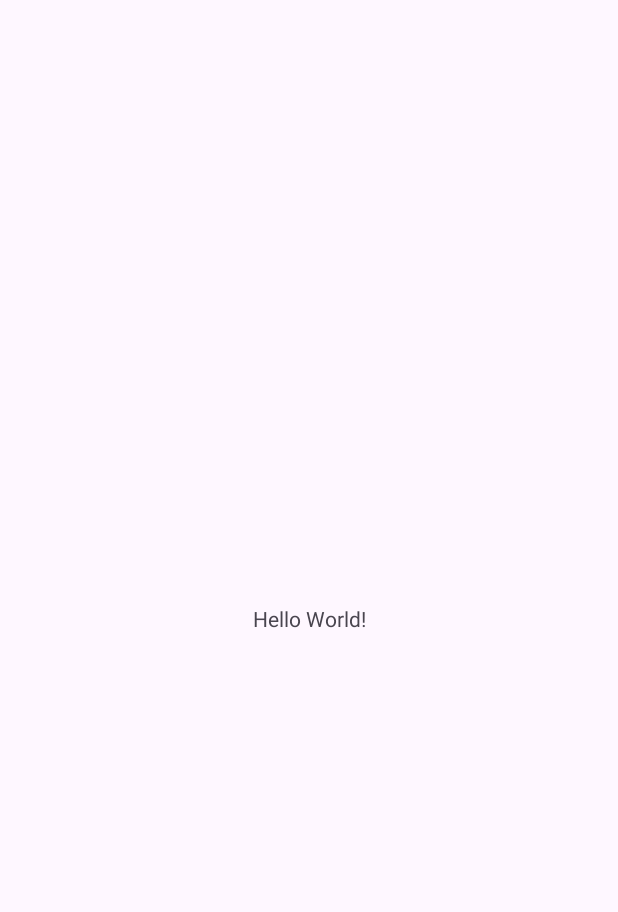
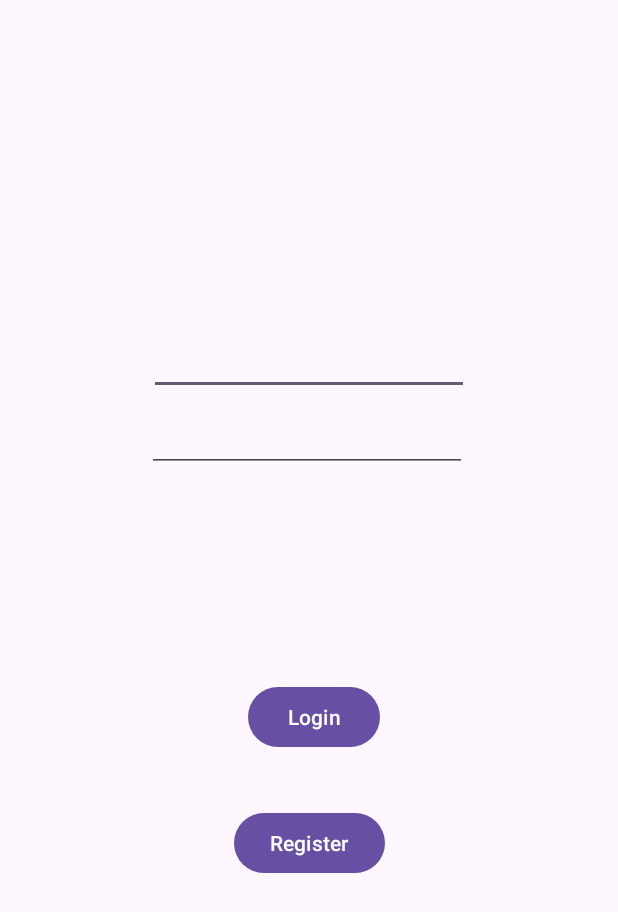
Before and after one commit to NikhilSaroop21/FireBaseIce2, an Android app: the screen it shows after launch (MainActivity before the commit, Login after it), on a phone screen of 412 x 824 dp. Before the commit the part shown is almost empty. Shown: the top 912 px of the screen. Run offline under Robolectric (Android 15) with nearby library versions, the phone set to English and light mode, and no system bars.

Commit message:
Firebase added , made registr button go to register page ,

```diff
--- a/app/build.gradle.kts
+++ b/app/build.gradle.kts
@@ -1,6 +1,8 @@
+
 plugins {
     alias(libs.plugins.android.application)
     alias(libs.plugins.kotlin.android)
+    alias(libs.plugins.google.gms.google.services)
 }
 
 android {
@@ -42,6 +44,7 @@ dependencies {
     implementation(libs.material)
     implementation(libs.androidx.activity)
     implementation(libs.androidx.constraintlayout)
+    implementation("com.google.firebase:firebase-auth:22.0.0")
     testImplementation(libs.junit)
     androidTestImplementation(libs.androidx.junit)
     androidTestImplementation(libs.androidx.espresso.core)
--- a/app/src/main/AndroidManifest.xml
+++ b/app/src/main/AndroidManifest.xml
@@ -14,6 +14,12 @@
         tools:targetApi="31">
         <activity
             android:name=".MainActivity"
+            android:exported="false" />
+        <activity
+            android:name=".Register"
+            android:exported="false" />
+        <activity
+            android:name=".Login"
             android:exported="true">
             <intent-filter>
                 <action android:name="android.intent.action.MAIN" />
--- /dev/null
+++ b/app/src/main/java/com/example/firebaseice2/Login.kt
@@ -0,0 +1,65 @@
+package com.example.firebaseice2
+
+import android.content.Intent
+import android.os.Bundle
+import android.webkit.WebView.FindListener
+import android.widget.Button
+import android.widget.EditText
+import androidx.activity.enableEdgeToEdge
+import androidx.appcompat.app.AppCompatActivity
+import androidx.core.view.ViewCompat
+import androidx.core.view.WindowInsetsCompat
+
+class Login : AppCompatActivity() {
+
+    private lateinit var BTN3:Button
+    private lateinit var BTN4:Button
+    private lateinit var ETN1:EditText
+    private lateinit var ETN2:EditText
+
+
+
+
+
+    override fun onCreate(savedInstanceState: Bundle?) {
+        super.onCreate(savedInstanceState)
+        enableEdgeToEdge()
+        setContentView(R.layout.activity_login)
+        ViewCompat.setOnApplyWindowInsetsListener(findViewById(R.id.main)) { v, insets ->
+            val systemBars = insets.getInsets(WindowInsetsCompat.Type.systemBars())
+            v.setPadding(systemBars.left, systemBars.top, systemBars.right, systemBars.bottom)
+            insets
+
+
+
+
+
+
+
+
+
+
+        }
+
+        BTN3 =findViewById(R.id.btnLogin)
+        BTN4= findViewById(R.id.btnReg)
+        ETN1= findViewById(R.id.email)
+        ETN2= findViewById(R.id.Password)
+
+        BTN4.setOnClickListener {
+            val intent = Intent(this, Register::class.java)
+            startActivity(intent)
+        }
+
+
+}
+
+
+
+
+
+
+
+
+
+    }
--- /dev/null
+++ b/app/src/main/res/layout/activity_login.xml
@@ -0,0 +1,52 @@
+<?xml version="1.0" encoding="utf-8"?>
+<androidx.constraintlayout.widget.ConstraintLayout xmlns:android="http://schemas.android.com/apk/res/android"
+    xmlns:app="http://schemas.android.com/apk/res-auto"
+    xmlns:tools="http://schemas.android.com/tools"
+    android:id="@+id/main"
+    android:layout_width="match_parent"
+    android:layout_height="match_parent"
+    tools:context=".Login">
+
+    <Button
+        android:id="@+id/btnLogin"
+        android:layout_width="wrap_content"
+        android:layout_height="wrap_content"
+        android:layout_marginEnd="3dp"
+        android:layout_marginBottom="36dp"
+        android:text="Login"
+        app:layout_constraintBottom_toTopOf="@+id/btnReg"
+        app:layout_constraintEnd_toEndOf="@+id/btnReg" />
+
+    <Button
+        android:id="@+id/btnReg"
+        android:layout_width="wrap_content"
+        android:layout_height="wrap_content"
+        android:layout_marginBottom="238dp"
+        android:text="Register"
+        app:layout_constraintBottom_toBottomOf="parent"
+        app:layout_constraintEnd_toEndOf="parent"
+        app:layout_constraintStart_toStartOf="parent" />
+
+    <EditText
+        android:id="@+id/email"
+        android:layout_width="wrap_content"
+        android:layout_height="wrap_content"
+        android:layout_marginTop="218dp"
+        android:ems="10"
+        android:inputType="textEmailAddress"
+        app:layout_constraintEnd_toEndOf="parent"
+        app:layout_constraintStart_toStartOf="parent"
+        app:layout_constraintTop_toTopOf="parent" />
+
+    <EditText
+        android:id="@+id/Password"
+        android:layout_width="wrap_content"
+        android:layout_height="wrap_content"
+        android:layout_marginTop="6dp"
+        android:layout_marginEnd="1dp"
+        android:ems="10"
+        android:inputType="textPassword"
+        app:layout_constraintEnd_toEndOf="@+id/email"
+        app:layout_constraintTop_toBottomOf="@+id/email" />
+
+</androidx.constraintlayout.widget.ConstraintLayout>
--- a/build.gradle.kts
+++ b/build.gradle.kts
@@ -2,4 +2,5 @@
 plugins {
     alias(libs.plugins.android.application) apply false
     alias(libs.plugins.kotlin.android) apply false
+    alias(libs.plugins.google.gms.google.services) apply false
 }
--- a/gradle/libs.versions.toml
+++ b/gradle/libs.versions.toml
@@ -9,6 +9,8 @@ appcompat = "1.7.0"
 material = "1.12.0"
 activity = "1.10.1"
 constraintlayout = "2.2.1"
+googleGmsGoogleServices = "4.4.2"
+firebaseAuth = "23.2.0"
 
 [libraries]
 androidx-core-ktx = { group = "androidx.core", name = "core-ktx", version.ref = "coreKtx" }
@@ -19,7 +21,9 @@ androidx-appcompat = { group = "androidx.appcompat", name = "appcompat", version
 material = { group = "com.google.android.material", name = "material", version.ref = "material" }
 androidx-activity = { group = "androidx.activity", name = "activity", version.ref = "activity" }
 androidx-constraintlayout = { group = "androidx.constraintlayout", name = "constraintlayout", version.ref = "constraintlayout" }
+firebase-auth = { group = "com.google.firebase", name = "firebase-auth", version.ref = "firebaseAuth" }
 
 [plugins]
 android-application = { id = "com.android.application", version.ref = "agp" }
 kotlin-android = { id = "org.jetbrains.kotlin.android", version.ref = "kotlin" }
+google-gms-google-services = { id = "com.google.gms.google-services", version.ref = "googleGmsGoogleServices" }
```
Also changed, not shown: app/src/main/java/com/example/firebaseice2/Register.kt (added, +70 -0 lines), app/src/main/res/layout/activity_main.xml (+41 -2 lines), app/src/main/res/layout/activity_register.xml (added, +62 -0 lines).
